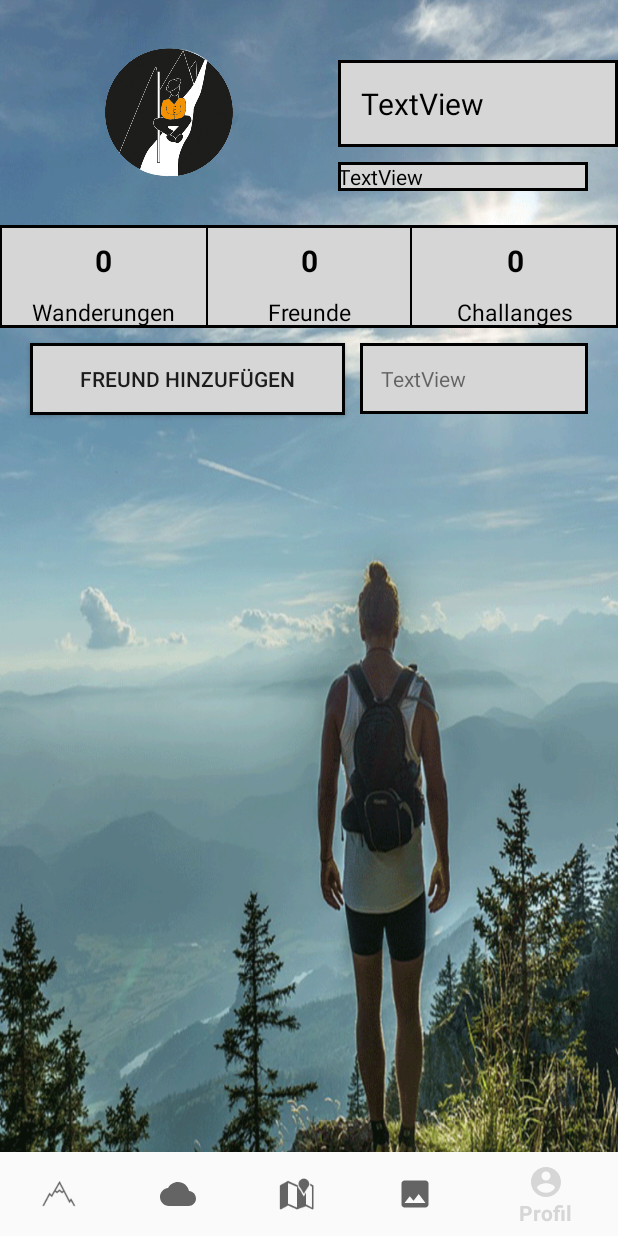
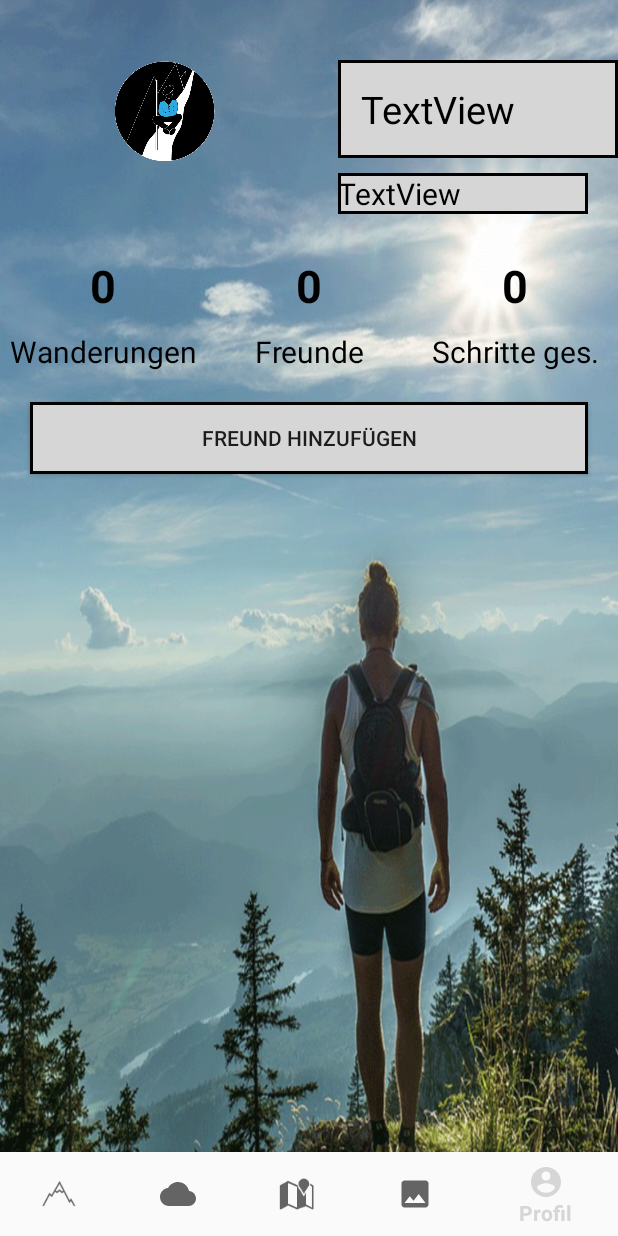
Before and after one commit to schnabeltiere/KungFuWander, an Android app: the screen it shows after launch once a user with an empty profile is signed in (MainActivity), item 5 of the bottom bar chosen, on a phone screen of 412 x 824 dp. Run offline under Robolectric (Android 15) with nearby library versions, the phone set to English and light mode, and no system bars; our stand-ins replace Firebase (no records; nobody signed in at launch, a user with empty details on screens opened directly); libraries missing offline, so code that uses them is left out: com.karumi.dexter; 3 statements that could not run were skipped.

Commit message:
New Logo, New Design for profile,current Hike

```diff
--- a/app/src/main/AndroidManifest.xml
+++ b/app/src/main/AndroidManifest.xml
@@ -18,7 +18,7 @@
 
     <application
         android:allowBackup="true"
-        android:icon="@drawable/kfwl2"
+        android:icon="@drawable/kfw3"
         android:label="@string/app_name"
         android:roundIcon="@drawable/kfwl2"
         android:supportsRtl="true"
--- a/app/src/main/java/kungfuwander/main/Fragment_Profile.java
+++ b/app/src/main/java/kungfuwander/main/Fragment_Profile.java
@@ -25,7 +25,7 @@ public class Fragment_Profile extends Fragment {
             textViewUsrEmail,
             textViewDisplayHikingCount,
             textViewDisplayFriendsCount,
-            textViewDisplayChallengeCount,
+            textViewDisplayOverallSteps,
             textViewDisplayCurrentChallenge;
 
     private Button buttonAddFriends;
@@ -58,7 +58,7 @@ public class Fragment_Profile extends Fragment {
         textViewUsrEmail = v.findViewById(R.id.textViewUsrEmail);
         textViewDisplayHikingCount = v.findViewById(R.id.textViewDisplayHikingCount);
         textViewDisplayFriendsCount = v.findViewById(R.id.textViewDisplayFriendsCount);
-        textViewDisplayChallengeCount = v.findViewById(R.id.textViewDisplayChallangesCount);
+        textViewDisplayOverallSteps = v.findViewById(R.id.textViewDisplayOverallSteps);
         textViewDisplayCurrentChallenge = v.findViewById(R.id.textViewDisplayCurrentChallange);
 
         buttonAddFriends = v.findViewById(R.id.buttonAddFriend);
--- a/app/src/main/res/layout/fragment_profile.xml
+++ b/app/src/main/res/layout/fragment_profile.xml
@@ -16,7 +16,7 @@
             android:layout_height="150dp"
             android:layout_weight="1"
             android:padding="30dp"
-            app:srcCompat="@drawable/kfwl2" />
+            app:srcCompat="@drawable/kfw3" />
 
         <LinearLayout
             android:layout_width="match_parent"
@@ -31,7 +31,7 @@
                 android:layout_marginTop="40dp"
                 android:background="@drawable/profiletextview_border"
                 android:inputType="none"
-                android:textSize="20sp"
+                android:textSize="25sp"
                 android:gravity="start"
                 android:textColor="@color/black"
                 android:padding="15dp"
@@ -44,6 +44,7 @@
                 android:layout_marginTop="10dp"
                 android:layout_marginEnd="20dp"
                 android:textColor="@color/black"
+                android:textSize="20dp"
                 android:inputType="none"
                 android:text="TextView"
                 android:background="@drawable/profiletextview_border"/>
@@ -54,7 +55,7 @@
     <LinearLayout
         android:layout_width="match_parent"
         android:layout_height="wrap_content"
-        android:background="@drawable/border_lv">
+        android:layout_marginTop="10dp">
 
         <LinearLayout
             android:layout_width="match_parent"
@@ -68,7 +69,7 @@
                 android:layout_height="wrap_content"
                 android:text="0"
                 android:padding="10dp"
-                android:textSize="20sp"
+                android:textSize="30sp"
                 android:gravity="center"
                 android:textColor="@color/black"
                 android:textStyle="bold"
@@ -81,7 +82,7 @@
                 android:text="Wanderungen"
                 android:textColor="@color/black"
                 android:gravity="center"
-                android:textSize="15sp"
+                android:textSize="20sp"
                 android:layout_weight="1"/>
         </LinearLayout>
 
@@ -89,8 +90,7 @@
             android:layout_width="match_parent"
             android:layout_height="wrap_content"
             android:layout_weight="1"
-            android:orientation="vertical"
-            android:background="@drawable/border_lv">
+            android:orientation="vertical">
 
             <TextView
                 android:id="@+id/textViewDisplayFriendsCount"
@@ -98,7 +98,7 @@
                 android:layout_height="wrap_content"
                 android:text="0"
                 android:padding="10dp"
-                android:textSize="20sp"
+                android:textSize="30sp"
                 android:textStyle="bold"
                 android:gravity="center"
                 android:textColor="@color/black"
@@ -111,7 +111,7 @@
                 android:text="Freunde"
                 android:textColor="@color/black"
                 android:gravity="center"
-                android:textSize="15sp"
+                android:textSize="20sp"
                 android:layout_weight="1"/>
         </LinearLayout>
 
@@ -122,12 +122,12 @@
             android:orientation="vertical">
 
             <TextView
-                android:id="@+id/textViewDisplayChallangesCount"
+                android:id="@+id/textViewDisplayOverallSteps"
                 android:layout_width="match_parent"
                 android:layout_height="wrap_content"
                 android:text="0"
                 android:padding="10dp"
-                android:textSize="20sp"
+                android:textSize="30sp"
                 android:textStyle="bold"
                 android:gravity="center"
                 android:textColor="@color/black"
@@ -137,10 +137,10 @@
                 android:id="@+id/textView4"
                 android:layout_width="match_parent"
                 android:layout_height="wrap_content"
-                android:text="Challanges"
+                android:text="Schritte ges."
                 android:textColor="@color/black"
                 android:gravity="center"
-                android:textSize="15sp"
+                android:textSize="20sp"
                 android:layout_weight="1"/>
         </LinearLayout>
 
@@ -149,32 +149,22 @@
     <LinearLayout
         android:layout_width="match_parent"
         android:layout_height="wrap_content"
-        android:orientation="horizontal">
+        android:orientation="horizontal"
+        android:layout_marginTop="10dp">
 
         <Button
             android:id="@+id/buttonAddFriend"
             android:layout_width="wrap_content"
             android:layout_height="wrap_content"
             android:layout_marginLeft="20dp"
+            android:layout_marginRight="20dp"
             android:layout_marginTop="10dp"
             android:layout_marginBottom="10dp"
             android:layout_weight="1"
             android:background="@drawable/profiletextview_border"
             android:text="@string/Add_Friend" />
 
-        <TextView
-            android:id="@+id/textViewDisplayCurrentChallange"
-            android:layout_width="wrap_content"
-            android:layout_height="wrap_content"
-            android:layout_marginLeft="10dp"
-            android:layout_marginTop="10dp"
-            android:layout_marginRight="20dp"
-            android:layout_marginBottom="5dp"
-            android:layout_weight="1"
-            android:background="@drawable/profiletextview_border"
-            android:inputType="none"
-            android:padding="14dp"
-            android:text="TextView" />
+
     </LinearLayout>
 
 
--- a/app/src/main/res/values/strings.xml
+++ b/app/src/main/res/values/strings.xml
@@ -1,6 +1,7 @@
 
 <resources xmlns:tools="http://schemas.android.com/tools">
     <!--<string name="app_name">KungFuWander</string>-->
+    <string name="app_name">KungFuWander</string>
     <string name="title_activity_navigation_bar">NavigationBar</string>
     <string name="title_weather">Wetter</string>
     <string name="title_map">Map</string>
```
Also changed, not shown: app/src/main/res/layout/fragment_current_hike.xml (+9 -11 lines), app/src/main/res/drawable/kfw3.png (added).
